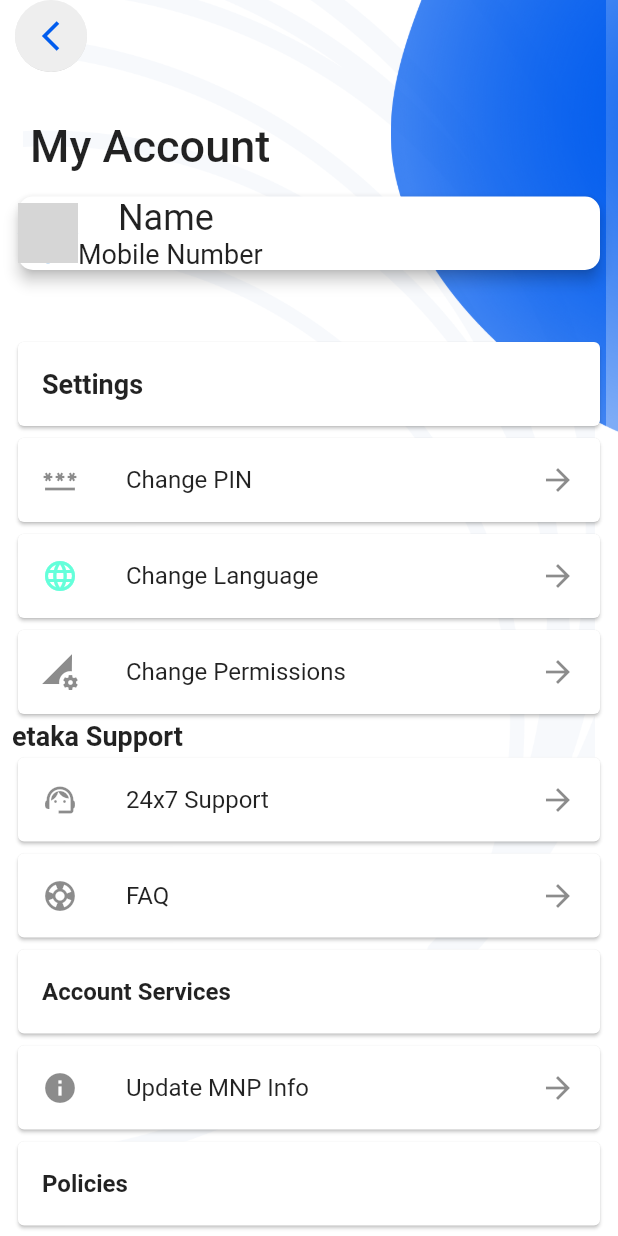
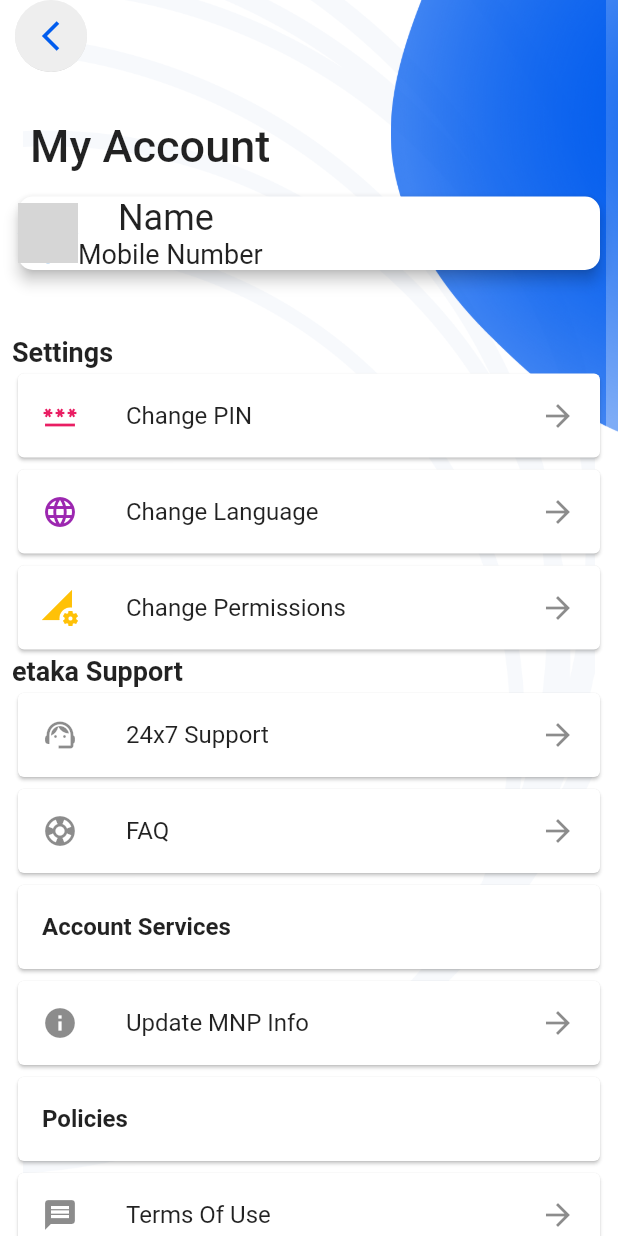
Before and after one commit to JulieGibbs/etaka, a Flutter app: the ProfileScreen screen opened directly, on a phone screen of 412 x 824 dp. Run offline on Flutter 3.47's test engine with Material 2 defaults, Android fonts, the phone set to English and light mode, and no system bars; our stand-ins replace fl_chart, flutter_svg, fluttertoast, persistent_bottom_nav_bar, shared_preferences; missing offline and left inert: numeric_keyboard; accounts and stored records are empty; network calls fail; grey boxes are pictures that could not be loaded.

Commit message:
Update settings icon and layout

```diff
--- a/lib/views/screens/profile_screen.dart
+++ b/lib/views/screens/profile_screen.dart
@@ -68,27 +68,28 @@ class _ProfileScreenState extends State<ProfileScreen> {
             shrinkWrap: true,
             physics: const NeverScrollableScrollPhysics(),
             children: const <Widget>[
-              Card(
-                  child: ListTile(
-                      title: Text("Settings",
-                          style: TextStyle(fontWeight: FontWeight.bold, fontSize: 18)))),
+
+
+                  Text("Settings",
+                          style: TextStyle(fontWeight: FontWeight.bold, fontSize: 18),),
+
               Card(
                 child: ListTile(
-                  leading: Icon(Icons.password),
+                  leading: Icon(Icons.password, color: Colors.pink,),
                   title: Text('Change PIN'),
                   trailing: Icon(Icons.arrow_forward),
                 ),
               ),
               Card(
                 child: ListTile(
-                  leading: Icon(Icons.language, color: Colors.tealAccent,),
+                  leading: Icon(Icons.language, color: Colors.purple,),
                   title: Text('Change Language'),
                   trailing: Icon(Icons.arrow_forward),
                 ),
               ),
               Card(
                 child: ListTile(
-                  leading: Icon(Icons.perm_data_setting),
+                  leading: Icon(Icons.perm_data_setting, color: Colors.amber,),
                   title: Text('Change Permissions'),
                   trailing: Icon(Icons.arrow_forward),
                 ),
```
